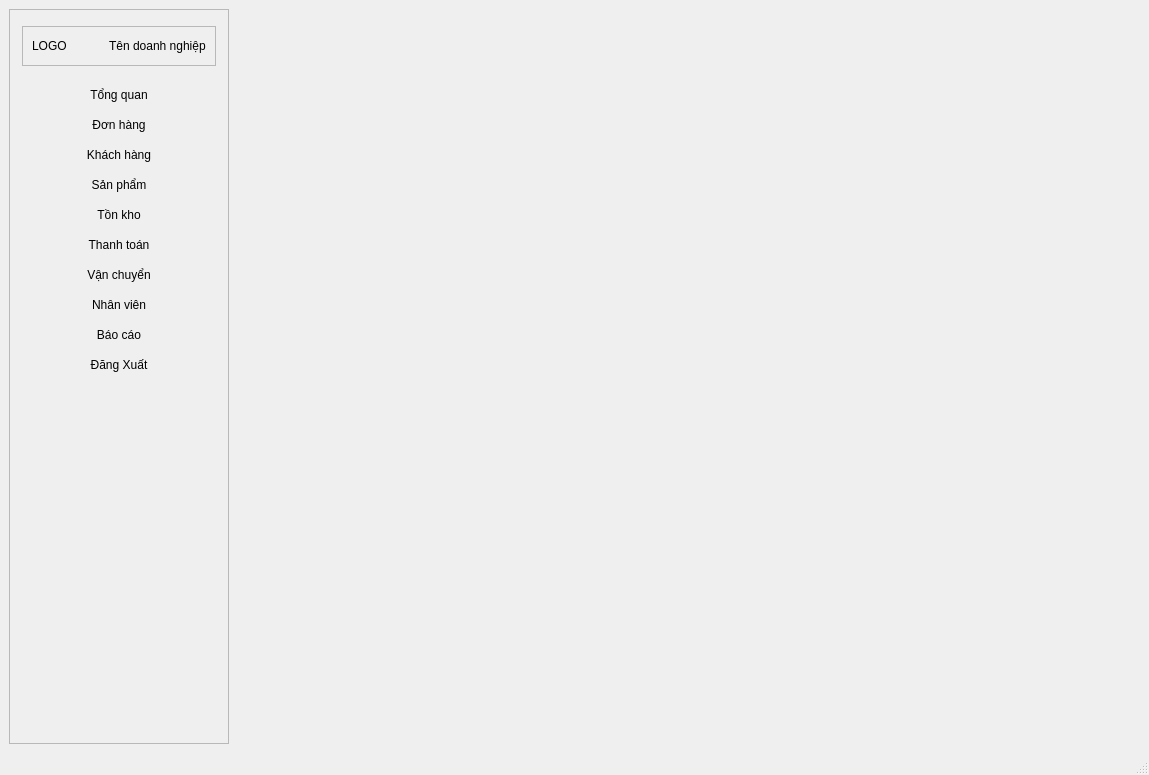
Qt form ui/main_window.ui (thinh-doan/sales-and-warehouse-management-system) before a commit.
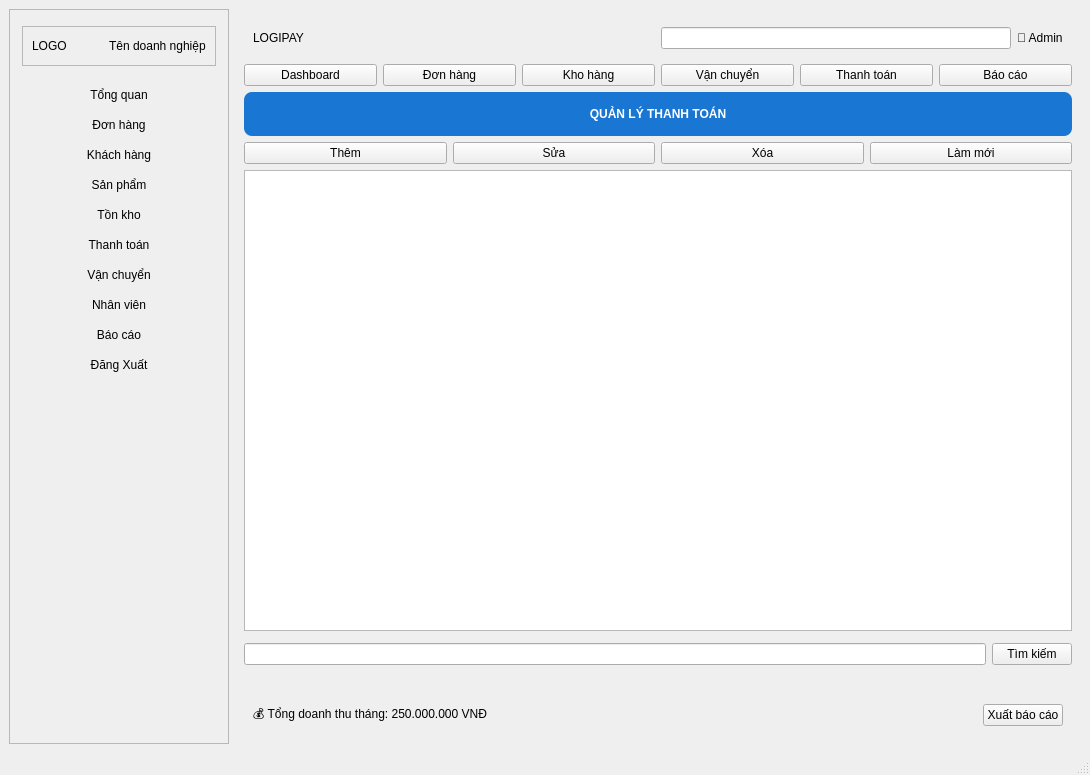
The same form after that commit. The open tabs and pages were chosen to show the change.

Commit message: update code tiep noi

```diff
--- a/ui/main_window.ui
+++ b/ui/main_window.ui
@@ -6,7 +6,7 @@
    <rect>
     <x>0</x>
     <y>0</y>
-    <width>1149</width>
+    <width>1090</width>
     <height>775</height>
    </rect>
   </property>
@@ -718,7 +718,215 @@
         </property>
        </widget>
       </widget>
-      <widget class="QWidget" name="tabThanhToan"/>
+      <widget class="QWidget" name="tabThanhToan">
+       <layout class="QVBoxLayout" name="verticalLayout_5">
+        <item>
+         <widget class="QFrame" name="frameHeader">
+          <layout class="QHBoxLayout" name="headerLayout">
+           <item>
+            <widget class="QLabel" name="lblLogo">
+             <property name="text">
+              <string>LOGIPAY</string>
+             </property>
+            </widget>
+           </item>
+           <item>
+            <spacer name="sp1">
+             <property name="orientation">
+              <enum>Qt::Horizontal</enum>
+             </property>
+             <property name="sizeHint" stdset="0">
+              <size>
+               <width>0</width>
+               <height>0</height>
+              </size>
+             </property>
+            </spacer>
+           </item>
+           <item>
+            <widget class="QLineEdit" name="txtHeaderSearch"/>
+           </item>
+           <item>
+            <widget class="QLabel" name="lblUser">
+             <property name="text">
+              <string>👤 Admin</string>
+             </property>
+            </widget>
+           </item>
+          </layout>
+         </widget>
+        </item>
+        <item>
+         <layout class="QHBoxLayout" name="menuLayout">
+          <item>
+           <widget class="QPushButton" name="btnDashboard">
+            <property name="text">
+             <string>Dashboard</string>
+            </property>
+           </widget>
+          </item>
+          <item>
+           <widget class="QPushButton" name="btnOrder">
+            <property name="text">
+             <string>Đơn hàng</string>
+            </property>
+           </widget>
+          </item>
+          <item>
+           <widget class="QPushButton" name="btnWarehouse">
+            <property name="text">
+             <string>Kho hàng</string>
+            </property>
+           </widget>
+          </item>
+          <item>
+           <widget class="QPushButton" name="btnShipping">
+            <property name="text">
+             <string>Vận chuyển</string>
+            </property>
+           </widget>
+          </item>
+          <item>
+           <widget class="QPushButton" name="btnPayment">
+            <property name="text">
+             <string>Thanh toán</string>
+            </property>
+           </widget>
+          </item>
+          <item>
+           <widget class="QPushButton" name="btnReport">
+            <property name="text">
+             <string>Báo cáo</string>
+            </property>
+           </widget>
+          </item>
+         </layout>
+        </item>
+        <item>
+         <widget class="QLabel" name="lblTitle_2">
+          <property name="styleSheet">
+           <string>
+font: 18pt &quot;Arial&quot;;
+font-weight:bold;
+color:white;
+background:#1976D2;
+padding:15px;
+border-radius:8px;
+       </string>
+          </property>
+          <property name="text">
+           <string>QUẢN LÝ THANH TOÁN</string>
+          </property>
+          <property name="alignment">
+           <set>Qt::AlignCenter</set>
+          </property>
+         </widget>
+        </item>
+        <item>
+         <layout class="QHBoxLayout" name="crudLayout">
+          <item>
+           <widget class="QPushButton" name="btnAdd_3">
+            <property name="text">
+             <string>Thêm</string>
+            </property>
+           </widget>
+          </item>
+          <item>
+           <widget class="QPushButton" name="btnUpdate_3">
+            <property name="text">
+             <string>Sửa</string>
+            </property>
+           </widget>
+          </item>
+          <item>
+           <widget class="QPushButton" name="btnDelete_3">
+            <property name="text">
+             <string>Xóa</string>
+            </property>
+           </widget>
+          </item>
+          <item>
+           <widget class="QPushButton" name="btnRefresh_2">
+            <property name="text">
+             <string>Làm mới</string>
+            </property>
+           </widget>
+          </item>
+         </layout>
+        </item>
+        <item>
+         <widget class="QTableWidget" name="tblPayment"/>
+        </item>
+        <item>
+         <layout class="QHBoxLayout" name="statsLayout">
+          <item>
+           <widget class="QFrame" name="framePending"/>
+          </item>
+          <item>
+           <widget class="QFrame" name="framePaid"/>
+          </item>
+          <item>
+           <widget class="QFrame" name="frameReconcile"/>
+          </item>
+          <item>
+           <widget class="QFrame" name="frameRefund"/>
+          </item>
+         </layout>
+        </item>
+        <item>
+         <layout class="QHBoxLayout" name="searchLayout">
+          <item>
+           <widget class="QLineEdit" name="txtSearch"/>
+          </item>
+          <item>
+           <widget class="QPushButton" name="btnSearch_3">
+            <property name="text">
+             <string>Tìm kiếm</string>
+            </property>
+           </widget>
+          </item>
+         </layout>
+        </item>
+        <item>
+         <widget class="QFrame" name="frameBanner">
+          <layout class="QVBoxLayout" name="bannerLayout"/>
+         </widget>
+        </item>
+        <item>
+         <widget class="QFrame" name="frameReport">
+          <layout class="QHBoxLayout" name="reportLayout">
+           <item>
+            <widget class="QLabel" name="lblRevenue">
+             <property name="text">
+              <string>💰 Tổng doanh thu tháng: 250.000.000 VNĐ</string>
+             </property>
+            </widget>
+           </item>
+           <item>
+            <spacer name="sp2">
+             <property name="orientation">
+              <enum>Qt::Horizontal</enum>
+             </property>
+             <property name="sizeHint" stdset="0">
+              <size>
+               <width>0</width>
+               <height>0</height>
+              </size>
+             </property>
+            </spacer>
+           </item>
+           <item>
+            <widget class="QPushButton" name="btnExportReport">
+             <property name="text">
+              <string>Xuất báo cáo</string>
+             </property>
+            </widget>
+           </item>
+          </layout>
+         </widget>
+        </item>
+       </layout>
+      </widget>
       <widget class="QWidget" name="tabVanChuyen"/>
       <widget class="QWidget" name="tabNhanVien"/>
       <widget class="QWidget" name="tabBaoCao"/>
```
Left out of the diff: 176 changed lines with no effect on the pictures. The commit also changes 2 other files.
